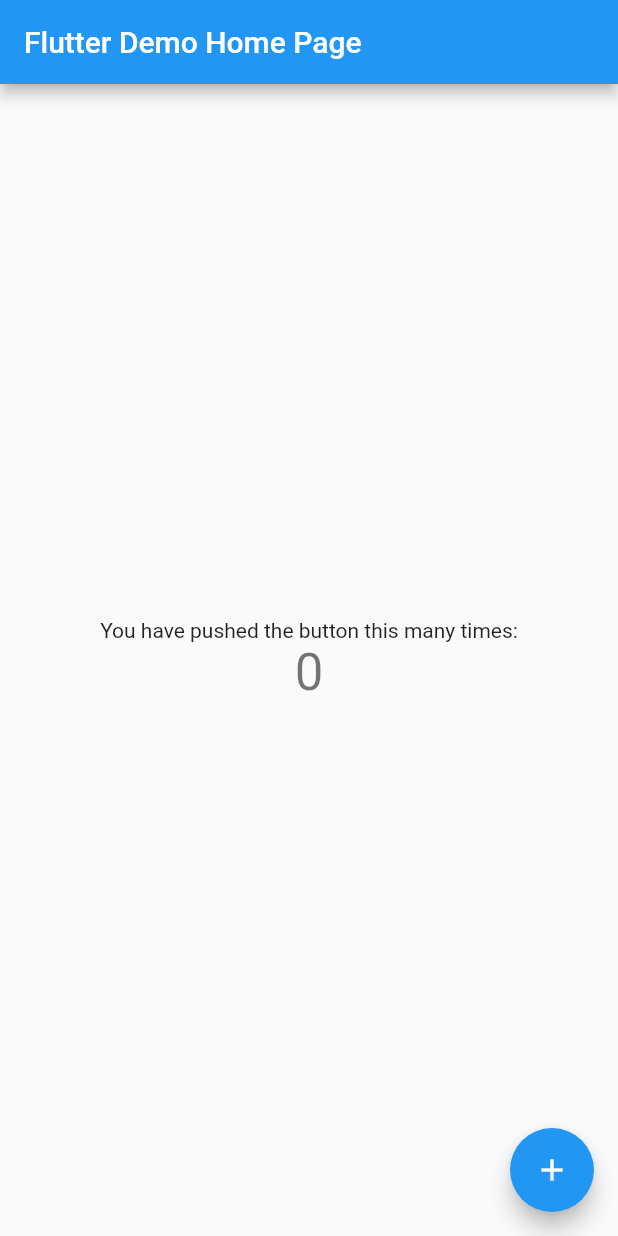
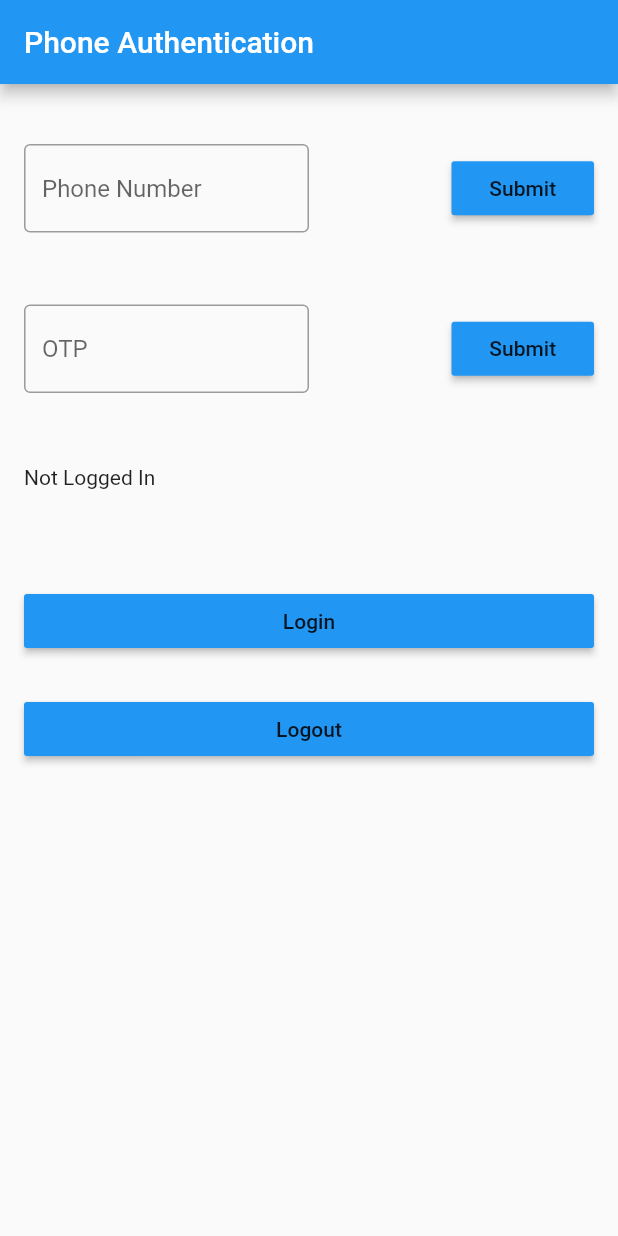
Before and after one commit to mohith7548/Firebase-Phone-Auth-Demo, a Flutter app: the screen it shows after launch, on a phone screen of 412 x 824 dp. Run offline on Flutter 3.47's test engine with Material 2 defaults, Android fonts, the phone set to English and light mode, and no system bars; our stand-ins replace firebase_auth; accounts and stored records are empty.

Commit message:
ready to push

```diff
--- a/lib/main.dart
+++ b/lib/main.dart
@@ -1,43 +1,25 @@
 import 'package:flutter/material.dart';
+import 'package:firebase_auth/firebase_auth.dart';
 
 void main() {
   runApp(MyApp());
 }
 
 class MyApp extends StatelessWidget {
-  // This widget is the root of your application.
   @override
   Widget build(BuildContext context) {
     return MaterialApp(
-      title: 'Flutter Demo',
+      title: 'Firebase Phone Auth Demo',
       theme: ThemeData(
-        // This is the theme of your application.
-        //
-        // Try running your application with "flutter run". You'll see the
-        // application has a blue toolbar. Then, without quitting the app, try
-        // changing the primarySwatch below to Colors.green and then invoke
-        // "hot reload" (press "r" in the console where you ran "flutter run",
-        // or simply save your changes to "hot reload" in a Flutter IDE).
-        // Notice that the counter didn't reset back to zero; the application
-        // is not restarted.
         primarySwatch: Colors.blue,
       ),
-      home: MyHomePage(title: 'Flutter Demo Home Page'),
+      home: MyHomePage(title: 'Phone Authentication'),
     );
   }
 }
 
 class MyHomePage extends StatefulWidget {
   MyHomePage({Key key, this.title}) : super(key: key);
-
-  // This widget is the home page of your application. It is stateful, meaning
-  // that it has a State object (defined below) that contains fields that affect
-  // how it looks.
-
-  // This class is the configuration for the state. It holds the values (in this
-  // case the title) provided by the parent (in this case the App widget) and
-  // used by the build method of the State. Fields in a Widget subclass are
-  // always marked "final".
 
   final String title;
 
@@ -46,68 +28,230 @@
 }
 
 class _MyHomePageState extends State<MyHomePage> {
-  int _counter = 0;
+  TextEditingController _phoneNumberController = TextEditingController();
+  TextEditingController _otpController = TextEditingController();
 
-  void _incrementCounter() {
+  FirebaseUser _firebaseUser;
+  String _status;
+
+  AuthCredential _phoneAuthCredential;
+  String _verificationId;
+  int _code;
+
+  @override
+  void initState() {
+    super.initState();
+    _getFirebaseUser();
+  }
+
+  Future<void> _getFirebaseUser() async {
+    this._firebaseUser = await FirebaseAuth.instance.currentUser();
     setState(() {
-      // This call to setState tells the Flutter framework that something has
-      // changed in this State, which causes it to rerun the build method below
-      // so that the display can reflect the updated values. If we changed
-      // _counter without calling setState(), then the build method would not be
-      // called again, and so nothing would appear to happen.
-      _counter++;
+      _status =
+          (_firebaseUser == null) ? 'Not Logged In\n' : 'Already LoggedIn\n';
     });
+  }
+
+  /// phoneAuthentication works this way:
+  ///     AuthCredential is the only thing that is used to authenticate the user
+  ///     OTP is only used to get AuthCrendential after which we need to authenticate with that AuthCredential
+  ///
+  /// 1. User gives the phoneNumber
+  /// 2. Firebase sends OTP if no errors occur
+  /// 3. If the phoneNumber is not in the device running the app
+  ///       We have to first ask the OTP and get `AuthCredential`(`_phoneAuthCredential`)
+  ///       Next we can use that `AuthCredential` to signIn
+  ///       This method can also be used in the previous case
+  ///    Else if user provided SIM phoneNumber is in the device running the app,
+  ///       We can signIn without the OTP.
+  ///       because the `verificationCompleted` callback gives the `AuthCredential`(`_phoneAuthCredential`) needed to signIn
+
+  Future<void> _login() async {
+    /// This method is used to login the user
+    /// `AuthCredential`(`_phoneAuthCredential`) is needed for the signIn method
+    /// After the signIn method from `AuthResult` we can get `FirebaserUser`(`_firebaseUser`)
+    try {
+      await FirebaseAuth.instance
+          .signInWithCredential(this._phoneAuthCredential)
+          .then((AuthResult authRes) {
+        _firebaseUser = authRes.user;
+        print(_firebaseUser.toString());
+      });
+      setState(() {
+        _status += 'Signed In\n';
+      });
+    } catch (e) {
+      setState(() {
+        _status += e.toString() + '\n';
+      });
+      print(e.toString());
+    }
+  }
+
+  Future<void> _logout() async {
+    /// Method to Logout the `FirebaseUser` (`_firebaseUser`)
+    try {
+      // signout code
+      await FirebaseAuth.instance.signOut();
+      setState(() {
+        _status += 'Signed out\n';
+      });
+    } catch (e) {
+      setState(() {
+        _status += e.toString() + '\n';
+      });
+      print(e.toString());
+    }
+  }
+
+  Future<void> _submitPhoneNumber() async {
+    /// NOTE: Either append your phone number country code or add in the code itself
+    /// Since I'm in India we use "+91 " as prefix `phoneNumber`
+    String phoneNumber = "+91 " + _phoneNumberController.text.toString().trim();
+    print(phoneNumber);
+
+    /// The below functions are the callbacks, separated so as to make code more redable
+    void verificationCompleted(AuthCredential phoneAuthCredential) {
+      print('verificationCompleted');
+      setState(() {
+        _status += 'verificationCompleted\n';
+      });
+      this._phoneAuthCredential = phoneAuthCredential;
+      print(phoneAuthCredential);
+    }
+
+    void verificationFailed(AuthException error) {
+      print('verificationFailed');
+      setState(() {
+        _status += '$error\n';
+      });
+      print(error);
+    }
+
+    void codeSent(String verificationId, [int code]) {
+      print('codeSent');
+      this._verificationId = verificationId;
+      print(verificationId);
+      this._code = code;
+      print(code.toString());
+      setState(() {
+        _status += 'Code Sent\n';
+      });
+    }
+
+    void codeAutoRetrievalTimeout(String verificationId) {
+      print('codeAutoRetrievalTimeout');
+      setState(() {
+        _status += 'codeAutoRetrievalTimeout\n';
+      });
+      print(verificationId);
+    }
+
+    await FirebaseAuth.instance.verifyPhoneNumber(
+      /// Make sure to prefix with your country code
+      phoneNumber: phoneNumber,
+
+      /// `seconds` didn't work. The underlying implementation code only reads in `millisenconds`
+      timeout: Duration(milliseconds: 10000),
+
+      /// If the SIM (with phoneNumber) is in the current device this function is called.
+      /// This function gives `AuthCredential`. Moreover `login` function can be called from this callback
+      verificationCompleted: verificationCompleted,
+
+      verificationFailed: verificationFailed,
+
+      /// This is called after the OTP is sent. Gives a `verificationId` and `code`
+      codeSent: codeSent,
+
+      codeAutoRetrievalTimeout: codeAutoRetrievalTimeout,
+    ); // All the callbacks are above
+  }
+
+  void _submitOTP() {
+    String smsCode = _otpController.text.toString().trim();
+
+    /// when used different phoneNumber other than the current (running) device
+    /// we need to use OTP to get `phoneAuthCredential` which is inturn used to signIn/login
+    this._phoneAuthCredential = PhoneAuthProvider.getCredential(
+        verificationId: this._verificationId, smsCode: smsCode);
+
+    _login();
   }
 
   @override
   Widget build(BuildContext context) {
-    // This method is rerun every time setState is called, for instance as done
-    // by the _incrementCounter method above.
-    //
-    // The Flutter framework has been optimized to make rerunning build methods
-    // fast, so that you can just rebuild anything that needs updating rather
-    // than having to individually change instances of widgets.
     return Scaffold(
       appBar: AppBar(
-        // Here we take the value from the MyHomePage object that was created by
-        // the App.build method, and use it to set our appbar title.
         title: Text(widget.title),
       ),
-      body: Center(
-        // Center is a layout widget. It takes a single child and positions it
-        // in the middle of the parent.
-        child: Column(
-          // Column is also a layout widget. It takes a list of children and
-          // arranges them vertically. By default, it sizes itself to fit its
-          // children horizontally, and tries to be as tall as its parent.
-          //
-          // Invoke "debug painting" (press "p" in the console, choose the
-          // "Toggle Debug Paint" action from the Flutter Inspector in Android
-          // Studio, or the "Toggle Debug Paint" command in Visual Studio Code)
-          // to see the wireframe for each widget.
-          //
-          // Column has various properties to control how it sizes itself and
-          // how it positions its children. Here we use mainAxisAlignment to
-          // center the children vertically; the main axis here is the vertical
-          // axis because Columns are vertical (the cross axis would be
-          // horizontal).
-          mainAxisAlignment: MainAxisAlignment.center,
-          children: <Widget>[
-            Text(
-              'You have pushed the button this many times:',
-            ),
-            Text(
-              '$_counter',
-              style: Theme.of(context).textTheme.headline4,
-            ),
-          ],
-        ),
+      body: ListView(
+        padding: EdgeInsets.all(16),
+        // mainAxisSize: MainAxisSize.min,
+        children: <Widget>[
+          SizedBox(height: 24),
+          Row(
+            children: <Widget>[
+              Expanded(
+                flex: 2,
+                child: TextField(
+                  controller: _phoneNumberController,
+                  decoration: InputDecoration(
+                    hintText: 'Phone Number',
+                    border: OutlineInputBorder(),
+                  ),
+                ),
+              ),
+              Spacer(),
+              Expanded(
+                flex: 1,
+                child: MaterialButton(
+                  onPressed: _submitPhoneNumber,
+                  child: Text('Submit'),
+                  color: Theme.of(context).accentColor,
+                ),
+              ),
+            ],
+          ),
+          SizedBox(height: 48),
+          Row(
+            children: <Widget>[
+              Expanded(
+                flex: 2,
+                child: TextField(
+                  controller: _otpController,
+                  decoration: InputDecoration(
+                    hintText: 'OTP',
+                    border: OutlineInputBorder(),
+                  ),
+                ),
+              ),
+              Spacer(),
+              Expanded(
+                flex: 1,
+                child: MaterialButton(
+                  onPressed: _submitOTP,
+                  child: Text('Submit'),
+                  color: Theme.of(context).accentColor,
+                ),
+              ),
+            ],
+          ),
+          SizedBox(height: 48),
+          Text('$_status'),
+          SizedBox(height: 48),
+          MaterialButton(
+            onPressed: _login,
+            child: Text('Login'),
+            color: Theme.of(context).accentColor,
+          ),
+          SizedBox(height: 24),
+          MaterialButton(
+            onPressed: _logout,
+            child: Text('Logout'),
+            color: Theme.of(context).accentColor,
+          )
+        ],
       ),
-      floatingActionButton: FloatingActionButton(
-        onPressed: _incrementCounter,
-        tooltip: 'Increment',
-        child: Icon(Icons.add),
-      ), // This trailing comma makes auto-formatting nicer for build methods.
     );
   }
 }
```
Also changed, not shown: pubspec.yaml (+7 -0 lines), pubspec.lock, 3 other files.
